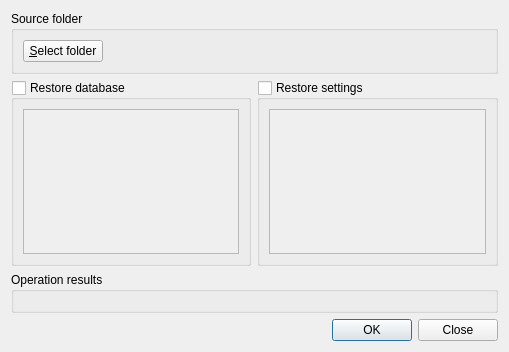
First picture: the form in src/gui/formrestoredatabasesettings.ui, repository martinrotter/rssguard, before the edit.
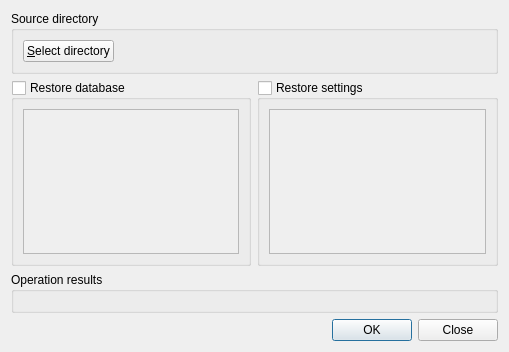
Second picture: the form after the edit. Custom widgets are drawn as their Qt base class.

```diff
--- a/src/gui/formrestoredatabasesettings.ui
+++ b/src/gui/formrestoredatabasesettings.ui
@@ -56,13 +56,13 @@
    <item row="0" column="0" colspan="2">
     <widget class="QGroupBox" name="m_groupFile">
      <property name="title">
-      <string>Source folder</string>
+      <string>Source directory</string>
      </property>
      <layout class="QFormLayout" name="formLayout">
       <item row="0" column="0">
        <widget class="QPushButton" name="m_btnSelectFolder">
         <property name="text">
-         <string>&amp;Select folder</string>
+         <string>&amp;Select directory</string>
         </property>
        </widget>
       </item>
```
